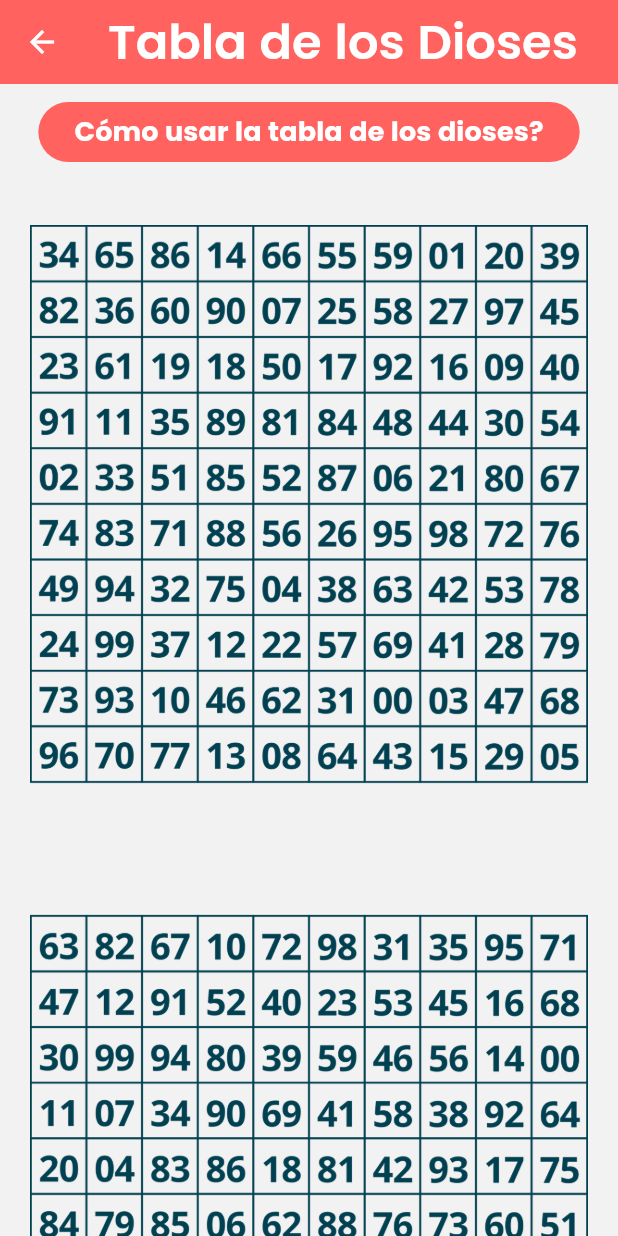
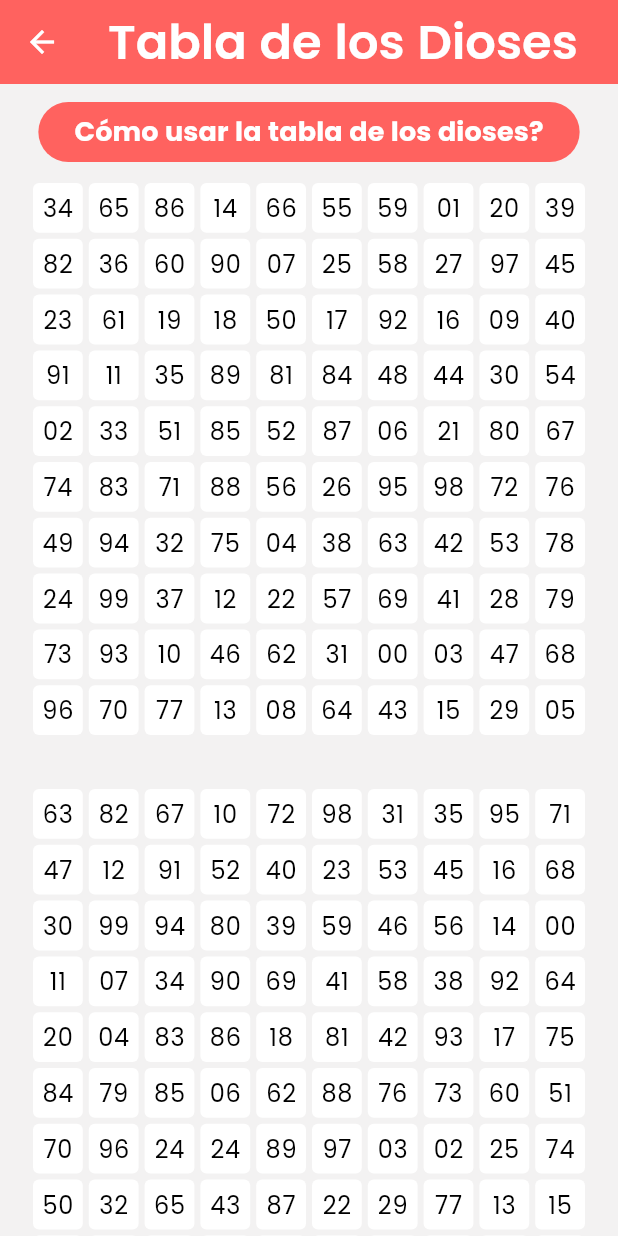
Before and after one commit to GuillermoPerez32/tu_bolitero, a Flutter app: the TablaDiosesScreen screen opened directly with empty values, on a phone screen of 412 x 824 dp. Run offline on Flutter 3.47's test engine with Material 3 defaults, Android fonts, the phone set to English and light mode, and no system bars; our stand-ins replace bloc, cached_network_image, dio, flutter_animate, flutter_bloc, freezed_annotation and 2 more; accounts and stored records are empty; network calls fail.

Commit message:
tabla de los dioses

```diff
--- a/lib/ui/screens/tabla_dioses_screen.dart
+++ b/lib/ui/screens/tabla_dioses_screen.dart
@@ -1,4 +1,33 @@
 import 'package:flutter/material.dart';
+import 'package:tu_bolitero/ui/widgets/number_table.dart';
+
+// ─────────── Tabla 1 (superior) ───────────
+final List<List<String>> tabla1 = [
+  ['34', '65', '86', '14', '66', '55', '59', '01', '20', '39'],
+  ['82', '36', '60', '90', '07', '25', '58', '27', '97', '45'],
+  ['23', '61', '19', '18', '50', '17', '92', '16', '09', '40'],
+  ['91', '11', '35', '89', '81', '84', '48', '44', '30', '54'],
+  ['02', '33', '51', '85', '52', '87', '06', '21', '80', '67'],
+  ['74', '83', '71', '88', '56', '26', '95', '98', '72', '76'],
+  ['49', '94', '32', '75', '04', '38', '63', '42', '53', '78'],
+  ['24', '99', '37', '12', '22', '57', '69', '41', '28', '79'],
+  ['73', '93', '10', '46', '62', '31', '00', '03', '47', '68'],
+  ['96', '70', '77', '13', '08', '64', '43', '15', '29', '05'],
+];
+
+// ─────────── Tabla 2 (inferior) ───────────
+final List<List<String>> tabla2 = [
+  ['63', '82', '67', '10', '72', '98', '31', '35', '95', '71'],
+  ['47', '12', '91', '52', '40', '23', '53', '45', '16', '68'],
+  ['30', '99', '94', '80', '39', '59', '46', '56', '14', '00'],
+  ['11', '07', '34', '90', '69', '41', '58', '38', '92', '64'],
+  ['20', '04', '83', '86', '18', '81', '42', '93', '17', '75'],
+  ['84', '79', '85', '06', '62', '88', '76', '73', '60', '51'],
+  ['70', '96', '24', '24', '89', '97', '03', '02', '25', '74'],
+  ['50', '32', '65', '43', '87', '22', '29', '77', '13', '15'],
+  ['01', '48', '44', '09', '78', '37', '27', '54', '57', '28'],
+  ['33', '26', '66', '08', '49', '19', '36', '55', '61', '05'],
+];
 
 class TablaDiosesScreen extends StatelessWidget {
   const TablaDiosesScreen({
@@ -39,13 +68,17 @@ class TablaDiosesScreen extends StatelessWidget {
               Padding(
                 padding: const EdgeInsets.only(bottom: 8.0),
                 child: SingleChildScrollView(
-                  child: Center(
-                    child: Container(
-                        width: MediaQuery.of(context).size.width,
-                        padding:
-                            const EdgeInsets.only(left: 20, right: 20, top: 30),
-                        child: const Image(
-                            image: AssetImage("assets/diosestabla.png"))),
+                  child: Padding(
+                    padding: const EdgeInsets.symmetric(horizontal: 20),
+                    child: Center(
+                      child: Column(
+                        children: [
+                          NumberTable(data: tabla1),
+                          const SizedBox(height: 32),
+                          NumberTable(data: tabla2),
+                        ],
+                      ),
+                    ),
                   ),
                 ),
               ),
@@ -65,11 +98,9 @@ class HelpDialog extends StatelessWidget {
     return const AlertDialog(
       title: Text(
         'Como usar la tabla de los dioses?',
-        style: TextStyle(fontWeight: FontWeight.bold),
       ),
       content: Text(
         'Debes sacar los número por el fijo que salio, todos los que rodean ese número',
-        style: TextStyle(fontSize: 20),
       ),
     );
   }
--- /dev/null
+++ b/lib/ui/widgets/number_table.dart
@@ -0,0 +1,36 @@
+import 'package:flutter/material.dart';
+
+class NumberTable extends StatelessWidget {
+  const NumberTable({super.key, required this.data});
+
+  final List<List<String>> data;
+
+  @override
+  Widget build(BuildContext context) {
+    return Table(
+      defaultVerticalAlignment: TableCellVerticalAlignment.middle,
+      children: data.map<TableRow>((row) {
+        return TableRow(
+          children: row.map<Widget>((cell) {
+            return Container(
+              margin: const EdgeInsets.all(2),
+              decoration: BoxDecoration(
+                color: Colors.white,
+                borderRadius: BorderRadius.circular(4),
+              ),
+              child: AspectRatio(
+                aspectRatio: 1,
+                child: Center(
+                  child: Text(
+                    cell,
+                    style: Theme.of(context).textTheme.bodyLarge,
+                  ),
+                ),
+              ),
+            );
+          }).toList(),
+        );
+      }).toList(),
+    );
+  }
+}
```
Also changed, not shown: assets/Frame.png (added).
